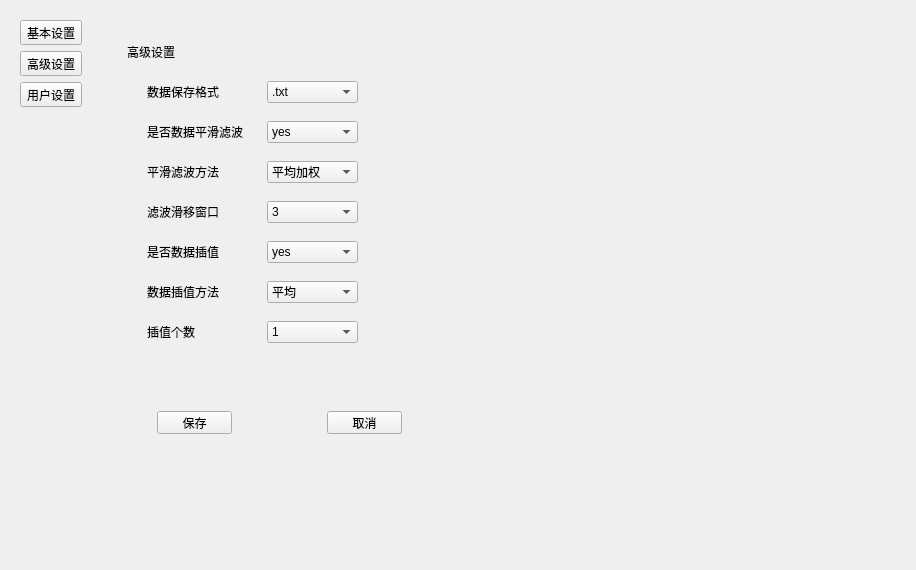
First picture: the form in MainUI/systemwidget.ui, repository Mr-tang0/MINIMTS, before the edit.
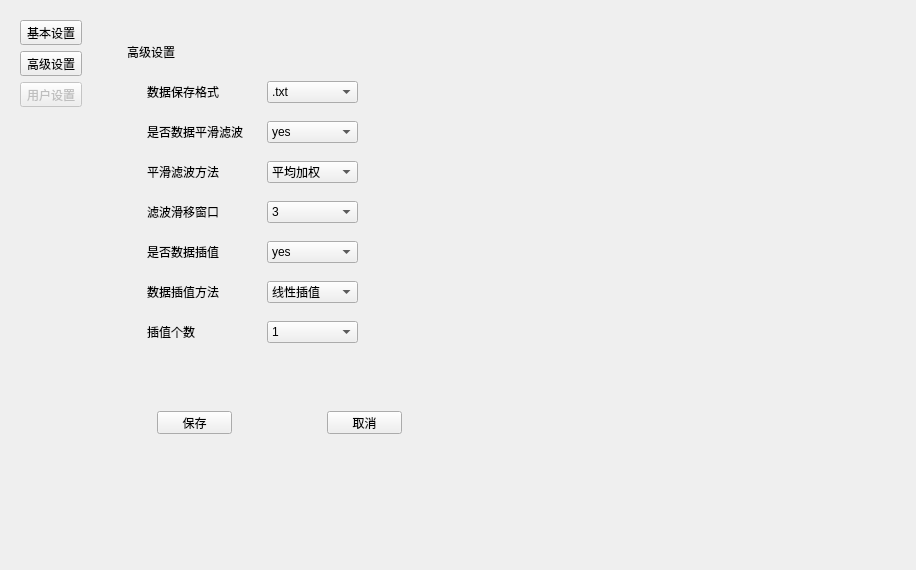
Second picture: the form after the edit.

Diff of the .ui file:
```diff
--- a/MainUI/systemwidget.ui
+++ b/MainUI/systemwidget.ui
@@ -30,6 +30,9 @@
           </item>
           <item row="2" column="0">
            <widget class="QToolButton" name="userSet">
+            <property name="enabled">
+             <bool>false</bool>
+            </property>
             <property name="text">
              <string>用户设置</string>
             </property>
@@ -826,7 +829,7 @@
          </property>
          <item>
           <property name="text">
-           <string>平均</string>
+           <string>线性插值</string>
           </property>
          </item>
          <item>
```
Left out of the diff: 2 changed lines with no effect on the pictures.
